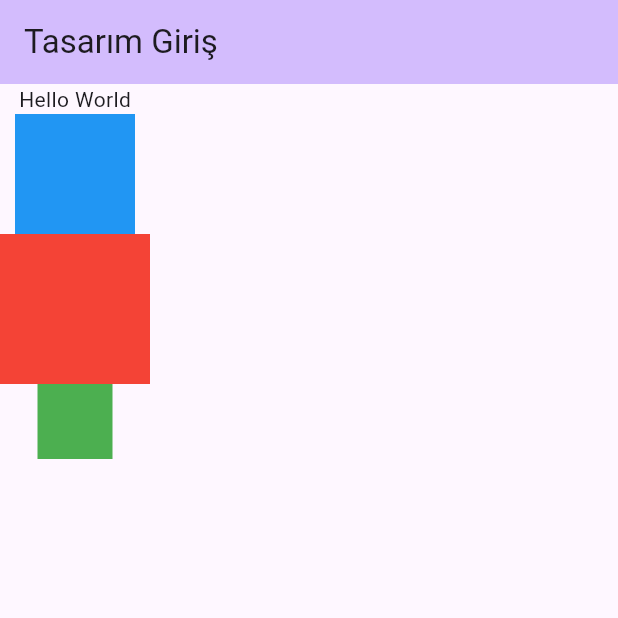
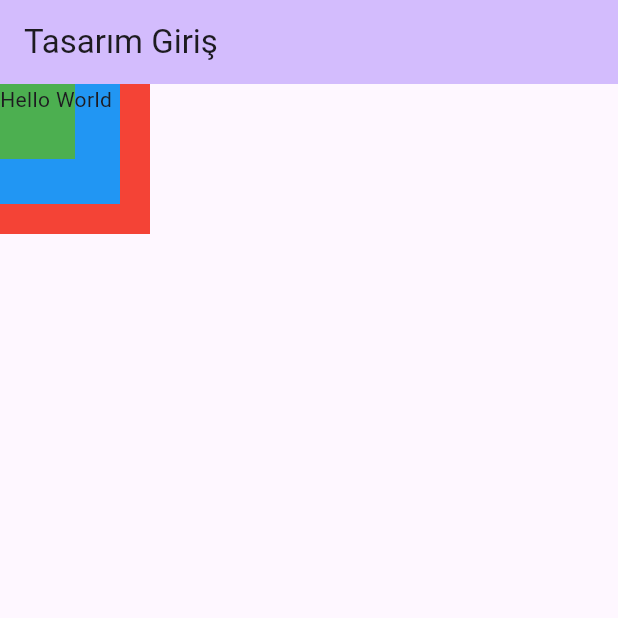
Before and after one commit to SERENGOKYILDIZ/FLUTTER_ANDROID_DESIGN, a Flutter app: the screen it shows after launch, on a phone screen of 412 x 824 dp, the top half of it. Run offline on Flutter 3.47's test engine with Material 3 defaults, Android fonts, the phone set to English and light mode, and no system bars.

Commit message:
Learned Stack

```diff
--- a/lib/main.dart
+++ b/lib/main.dart
@@ -37,12 +37,12 @@ class _MyHomePageState extends State<MyHomePage> {
         title: Text(widget.title),
       ),
       body:
-        Column( /////-> Satır satır dizilir
+        Stack( /////-> Üst üste dizilir
           children: [
+            Container(width: 100, height: 100, color: Colors.red),
+            Container(width: 80, height: 80, color: Colors.blue),
+            Container(width: 50, height: 50, color: Colors.green),
             Text("Hello World"),
-            Container(width: 80, height: 80, color: Colors.blue),
-            Container(width: 100, height: 100, color: Colors.red),
-            Container(width: 50, height: 50, color: Colors.green),
           ],
         )
     );
```
